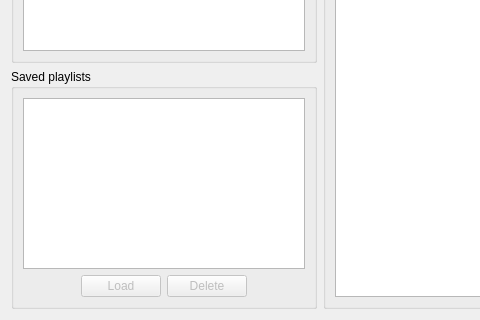
Old version of the form code/MiamPlayer/playlistmanager.ui in the repository MBach/Miam-Player; both pictures show x 0 to 480 and y 160 to 480 of the 640 by 480 pixel window.
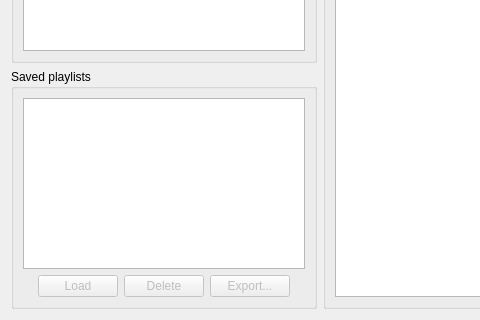
New version of the form. Icons and pictures are not drawn.

Commit message: Default actions when closing playlist

```diff
--- a/code/MiamPlayer/playlistmanager.ui
+++ b/code/MiamPlayer/playlistmanager.ui
@@ -105,6 +105,16 @@
             </property>
            </widget>
           </item>
+          <item>
+           <widget class="QPushButton" name="exportPlaylists">
+            <property name="enabled">
+             <bool>false</bool>
+            </property>
+            <property name="text">
+             <string>Export...</string>
+            </property>
+           </widget>
+          </item>
           <item>
            <spacer name="horizontalSpacer_2">
             <property name="orientation">
```
Left out of the diff: 6 changed lines with no effect on the pictures. The commit also changes 23 other files.
